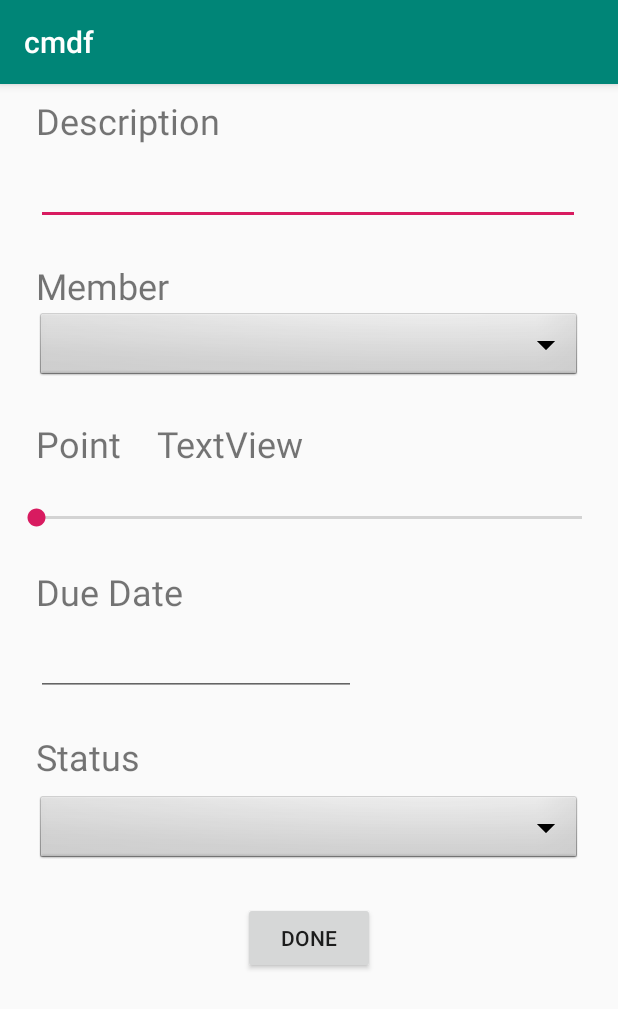
After one commit to anhyesun/ShareChore, an Android app: the CreateTask screen opened directly, with no data from a screen before it, on a phone screen of 412 x 824 dp. The commit adds this screen. Shown: the top 1009 px of the screen. Run offline under Robolectric (Android 15) with nearby library versions, the phone set to English and light mode, and no system bars.

Commit message:
add tash screen

```diff
--- a/app/src/main/AndroidManifest.xml
+++ b/app/src/main/AndroidManifest.xml
@@ -16,6 +16,7 @@
                 <category android:name="android.intent.category.LAUNCHER" />
             </intent-filter>
         </activity>
+        <activity android:name=".CreateTask"></activity>
     </application>
 
 </manifest>
--- /dev/null
+++ b/app/src/main/java/com/example/naoreen/cmdf/CreateTask.java
@@ -0,0 +1,59 @@
+package com.example.naoreen.cmdf;
+
+import android.support.v7.app.AppCompatActivity;
+import android.os.Bundle;
+import android.view.View;
+import android.widget.EditText;
+import android.widget.SeekBar;
+import android.widget.TextView;
+
+public class CreateTask extends AppCompatActivity {
+    SeekBar pnt;
+    TextView val;
+
+    @Override
+    protected void onCreate(Bundle savedInstanceState) {
+        super.onCreate(savedInstanceState);
+        setContentView(R.layout.activity_create_task);
+
+        pnt = findViewById(R.id.point);
+        val  = findViewById(R.id.pointVal);
+        pnt.setOnSeekBarChangeListener(
+                new SeekBar.OnSeekBarChangeListener() {
+                    int progressVal;
+                    //TextView tv = findViewById(R.id.pointVal);
+                    @Override
+                    public void onProgressChanged(SeekBar seekBar, int progress, boolean fromUser) {
+                        //double value = 1 + (progress * 1);
+                        progressVal = progress;
+                        val.setText(progressVal);
+                    }
+
+                    @Override
+                    public void onStartTrackingTouch(SeekBar seekBar) {
+
+                    }
+
+                    @Override
+                    public void onStopTrackingTouch(SeekBar seekBar) {
+                        val.setText(progressVal);
+                    }
+                }
+        );
+    }
+
+
+    public void createTask(View view){
+        //Intent intent = new Intent(this, DisplayMessageActivity.class);
+        //Description
+        EditText desText = findViewById(R.id.des);
+        String des = desText.getText().toString();
+
+        // Point
+        String pointVal = val.getText().toString();
+
+        // Due Date
+
+    }
+
+}
--- /dev/null
+++ b/app/src/main/res/layout/activity_create_task.xml
@@ -0,0 +1,178 @@
+<?xml version="1.0" encoding="utf-8"?>
+<ScrollView xmlns:android="http://schemas.android.com/apk/res/android"
+    xmlns:app="http://schemas.android.com/apk/res-auto"
+    xmlns:tools="http://schemas.android.com/tools"
+    android:layout_width="match_parent"
+    android:layout_height="wrap_content"
+    tools:context=".CreateTask">
+
+    <android.support.constraint.ConstraintLayout
+        android:layout_width="match_parent"
+        android:layout_height="wrap_content">
+
+        <TextView
+            android:id="@+id/textView8"
+            android:layout_width="wrap_content"
+            android:layout_height="wrap_content"
+            android:layout_marginStart="24dp"
+            android:layout_marginLeft="24dp"
+            android:layout_marginTop="24dp"
+            android:text="@string/status"
+            android:textSize="24sp"
+            app:layout_constraintStart_toStartOf="parent"
+            app:layout_constraintTop_toBottomOf="@+id/date"
+            tools:text="@string/status" />
+
+        <EditText
+            android:id="@+id/des"
+            android:layout_width="0dp"
+            android:layout_height="wrap_content"
+            android:layout_marginStart="24dp"
+            android:layout_marginLeft="24dp"
+            android:layout_marginTop="8dp"
+            android:layout_marginEnd="25dp"
+            android:layout_marginRight="25dp"
+            android:ems="10"
+            android:inputType="text|textPersonName"
+            app:layout_constraintEnd_toEndOf="parent"
+            app:layout_constraintStart_toStartOf="parent"
+            app:layout_constraintTop_toBottomOf="@+id/textView" />
+
+        <Spinner
+            android:id="@+id/member"
+            android:layout_width="0dp"
+            android:layout_height="wrap_content"
+            android:layout_marginStart="24dp"
+            android:layout_marginLeft="24dp"
+            android:layout_marginEnd="24dp"
+            android:layout_marginRight="24dp"
+            android:background="@android:drawable/btn_dropdown"
+            android:dropDownWidth="match_parent"
+            app:layout_constraintEnd_toEndOf="parent"
+            app:layout_constraintHorizontal_bias="0.0"
+            app:layout_constraintStart_toStartOf="parent"
+            app:layout_constraintTop_toBottomOf="@+id/textView6" />
+
+        <Spinner
+            android:id="@+id/status"
+            android:layout_width="0dp"
+            android:layout_height="wrap_content"
+            android:layout_marginStart="24dp"
+            android:layout_marginLeft="24dp"
+            android:layout_marginTop="8dp"
+            android:layout_marginEnd="24dp"
+            android:layout_marginRight="24dp"
+            android:background="@android:drawable/btn_dropdown"
+            app:layout_constraintEnd_toEndOf="parent"
+            app:layout_constraintHorizontal_bias="1.0"
+            app:layout_constraintStart_toStartOf="parent"
+            app:layout_constraintTop_toBottomOf="@+id/textView8" />
+
+        <TextView
+            android:id="@+id/textView7"
+            android:layout_width="wrap_content"
+            android:layout_height="wrap_content"
+            android:layout_marginStart="24dp"
+            android:layout_marginLeft="24dp"
+            android:layout_marginTop="24dp"
+            android:text="@string/duedate"
+            android:textSize="24sp"
+            app:layout_constraintStart_toStartOf="parent"
+            app:layout_constraintTop_toBottomOf="@+id/point"
+            tools:text="@string/duedate" />
+
+        <TextView
+            android:id="@+id/textView"
+            android:layout_width="wrap_content"
+            android:layout_height="wrap_content"
+            android:layout_marginStart="24dp"
+            android:layout_marginLeft="24dp"
+            android:layout_marginTop="8dp"
+            android:text="@string/des"
+            android:textSize="24sp"
+            app:layout_constraintStart_toStartOf="parent"
+            app:layout_constraintTop_toTopOf="parent"
+            tools:text="@string/des" />
+
+        <TextView
+            android:id="@+id/textView6"
+            android:layout_width="wrap_content"
+            android:layout_height="wrap_content"
+            android:layout_marginStart="24dp"
+            android:layout_marginLeft="24dp"
+            android:layout_marginTop="24dp"
+            android:text="@string/member"
+            android:textSize="24sp"
+            app:layout_constraintStart_toStartOf="parent"
+            app:layout_constraintTop_toBottomOf="@+id/des" />
+
+        <TextView
+            android:id="@+id/textView5"
+            android:layout_width="wrap_content"
+            android:layout_height="wrap_content"
+            android:layout_marginStart="24dp"
+            android:layout_marginLeft="24dp"
+            android:layout_marginTop="24dp"
+            android:text="@string/point"
+            android:textSize="24sp"
+            app:layout_constraintStart_toStartOf="parent"
+            app:layout_constraintTop_toBottomOf="@+id/member" />
+
+        <EditText
+            android:id="@+id/date"
+            android:layout_width="wrap_content"
+            android:layout_height="wrap_content"
+            android:layout_marginStart="24dp"
+            android:layout_marginLeft="24dp"
+            android:layout_marginTop="8dp"
+            android:ems="10"
+            android:inputType="date"
+            app:layout_constraintStart_toStartOf="parent"
+            app:layout_constraintTop_toBottomOf="@+id/textView7" />
+
+        <SeekBar
+            android:id="@+id/point"
+            android:layout_width="0dp"
+            android:layout_height="wrap_content"
+            android:layout_marginStart="8dp"
+            android:layout_marginLeft="8dp"
+            android:layout_marginTop="24dp"
+            android:layout_marginEnd="8dp"
+            android:layout_marginRight="8dp"
+            app:layout_constraintEnd_toEndOf="parent"
+            app:layout_constraintHorizontal_bias="0.0"
+            app:layout_constraintStart_toStartOf="parent"
+            app:layout_constraintTop_toBottomOf="@+id/textView5" />
+
+        <Button
+            android:id="@+id/button"
+            android:layout_width="wrap_content"
+            android:layout_height="wrap_content"
+            android:layout_marginStart="8dp"
+            android:layout_marginLeft="8dp"
+            android:layout_marginTop="24dp"
+            android:layout_marginEnd="8dp"
+            android:layout_marginRight="8dp"
+            android:layout_marginBottom="32dp"
+            android:text="@string/done"
+            app:layout_constraintBottom_toBottomOf="parent"
+            app:layout_constraintEnd_toEndOf="parent"
+            app:layout_constraintStart_toStartOf="parent"
+            app:layout_constraintTop_toBottomOf="@+id/status" />
+
+        <TextView
+            android:id="@+id/pointVal"
+            android:layout_width="wrap_content"
+            android:layout_height="wrap_content"
+            android:layout_marginStart="24dp"
+            android:layout_marginLeft="24dp"
+            android:layout_marginTop="24dp"
+            android:text="TextView"
+            android:textSize="24sp"
+            app:layout_constraintStart_toEndOf="@+id/textView5"
+            app:layout_constraintTop_toBottomOf="@+id/member" />
+
+    </android.support.constraint.ConstraintLayout>
+
+
+</ScrollView>
--- a/app/src/main/res/values/strings.xml
+++ b/app/src/main/res/values/strings.xml
@@ -7,8 +7,12 @@
     <string name="submit">Submit</string>
     <string name="log_in">log in</string>
     <string name="create_an_account"> create new account</string>
-    <string name="description">Description</string>
     <string name="add_task">ADD TASK</string>
-    <string name="member">Member:</string>
+    <string name="member">Member</string>
+    <string name="des">Description</string>
+    <string name="point">Point</string>
+    <string name="duedate">Due Date</string>
+    <string name="status">Status</string>
+    <string name="done">Done</string>
 
 </resources>
```
